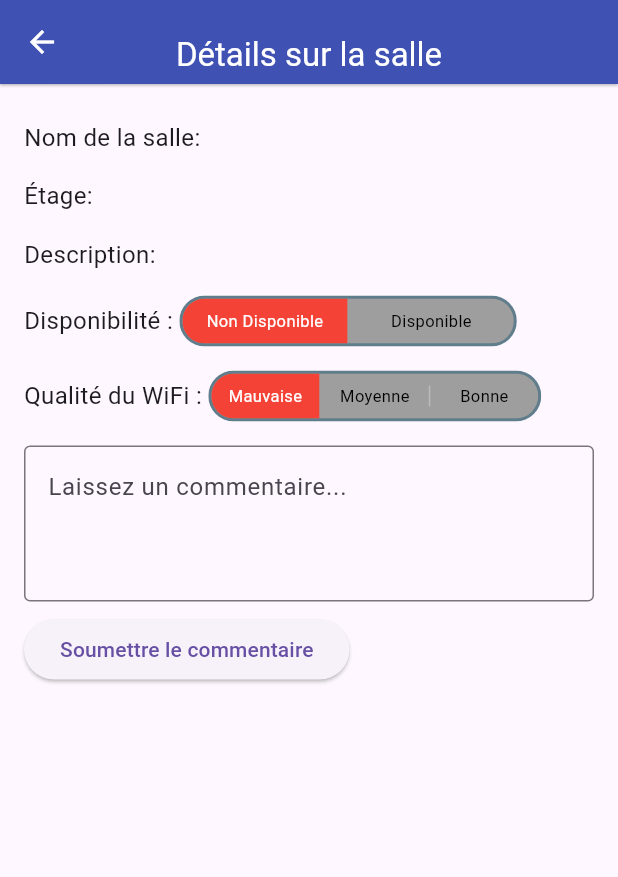
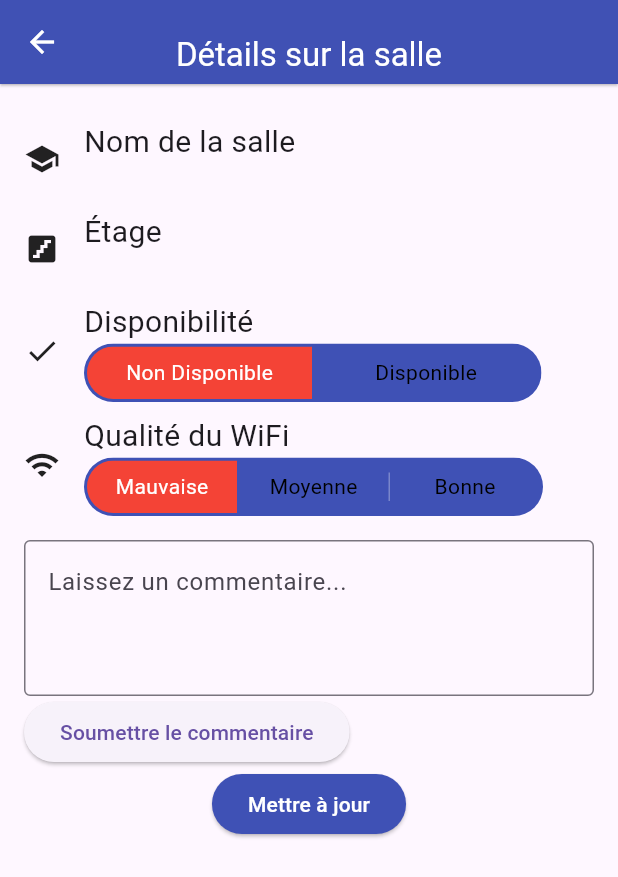
Before and after one commit to Lana487/projet_flutter, a Flutter app: the SalleDetailPage screen opened directly with empty values, on a phone screen of 412 x 824 dp. Shown: the top 877 px of the screen. Run offline on Flutter 3.47's test engine with Material 3 defaults, Android fonts, the phone set to English and light mode, and no system bars; drawn by our look-alikes of toggle_switch; our stand-ins replace cloud_firestore, firebase_core, gap; accounts and stored records are empty.

Commit message:
MAJ Totale

```diff
--- a/lib/models/etage_salle.dart
+++ b/lib/models/etage_salle.dart
@@ -4,13 +4,14 @@ import 'package:flutter_appchat/models/salle.dart';
 class Etage {
    String nom;
    List<Salle> salles;
+   String image;
 
-  Etage({required this.nom, required this.salles});
+  Etage({required this.nom, required this.salles, required this.image});
 
 
 factory Etage.fromFireStore(DocumentSnapshot doc){
   Map <String, dynamic> data= doc.data() as  Map <String, dynamic>;
-  return Etage(nom:data['nom_etage'], salles: []) ;
+  return Etage(nom:data['nom_etage'], salles: [], image:data['image']) ;
 
   }
 
--- a/lib/models/salle.dart
+++ b/lib/models/salle.dart
@@ -19,7 +19,7 @@ class Salle {
 
   factory Salle.fromFireStore(DocumentSnapshot doc){
   Map <String, dynamic> data= doc.data() as  Map <String, dynamic>;
-  return Salle(id: doc.id, nom:data['nom_salle'], description: data['description'], disponibilite: data['disponibilite'], qualiteWifi: data['qualite_wifi']) ;
+  return Salle(id: data['id_salle'], nom:data['nom_salle'], description: data['description'], disponibilite: data['disponibilite'], qualiteWifi: data['qualite_wifi']) ;
   }
 
   Map<String,dynamic>toJson(){
--- a/lib/vues/salle_detail_page.dart
+++ b/lib/vues/salle_detail_page.dart
@@ -1,38 +1,57 @@
 import 'package:flutter/material.dart';
 import 'package:flutter_appchat/services/database.dart';
 import 'package:flutter_appchat/widgets/boite_dialogue.dart';
+import 'package:gap/gap.dart';
+import 'package:cloud_firestore/cloud_firestore.dart';
 import '../models/salle.dart';
 import 'package:toggle_switch/toggle_switch.dart';
+import '../widgets/detail_tuile.dart';
 
 class SalleDetailPage extends StatefulWidget {
   final Salle salle;
   final String nomEtage;
 
-  const SalleDetailPage({super.key, required this.salle,required this.nomEtage});
+  const SalleDetailPage({super.key, required this.salle, required this.nomEtage});
 
   @override
   SalleDetailPageState createState() => SalleDetailPageState();
 }
 
-DatabaseService dbs= DatabaseService();
+DatabaseService dbs = DatabaseService();
 
 class SalleDetailPageState extends State<SalleDetailPage> {
   final TextEditingController _commentController = TextEditingController();
+  int _indiceDispo = 0;
+  int _indiceWifi = 0;
 
+  @override
+  void initState() {
+    super.initState();
+    _indiceWifi = widget.salle.qualiteWifi == "Moyenne" ? 1 : (widget.salle.qualiteWifi == "Bonne" ? 2 : 0);
+    _indiceDispo = widget.salle.disponibilite ? 1 : 0;
+  }
+
+  Future<void> _updateSalleData() async {
+    String qualiteWifi;
+    if (_indiceWifi == 0) {
+      qualiteWifi = "Mauvaise";
+    } else if (_indiceWifi == 1) {
+      qualiteWifi = "Moyenne";
+    } else {
+      qualiteWifi = "Bonne";
+    }
+
+    bool disponibilite = _indiceDispo == 1;
+
+    try {
+      await dbs.updateSalle(widget.salle.id, disponibilite, qualiteWifi);
+    } catch (e) {
+      print('Error updating salle data: $e');
+    }
+  }
 
   @override
   Widget build(BuildContext context) {
-    int indiceWifi = 0;
-    if (widget.salle.qualiteWifi == "Moyenne"){
-      indiceWifi = 1;
-    }else if (widget.salle.qualiteWifi == "Bonne"){
-      indiceWifi = 2;
-    }
-    int indiceDispo = 0;
-    if (widget.salle.disponibilite){
-      indiceDispo = 1;
-    }
-
     return Scaffold(
       appBar: AppBar(
         title: Column(
@@ -40,16 +59,18 @@ class SalleDetailPageState extends State<SalleDetailPage> {
           children: [
             Text(
               widget.salle.nom,
-              //widget.salle.qualiteWifi,
               style: const TextStyle(
-                fontSize: 14.0, fontStyle: FontStyle.italic, color: Colors.white,
+                fontSize: 14.0,
+                fontStyle: FontStyle.italic,
+                color: Colors.white,
               ),
               textAlign: TextAlign.center,
             ),
             const Text(
               'Détails sur la salle',
               style: TextStyle(
-                fontSize: 22.0, color: Colors.white,
+                fontSize: 22.0,
+                color: Colors.white,
               ),
               textAlign: TextAlign.center,
             ),
@@ -59,7 +80,9 @@ class SalleDetailPageState extends State<SalleDetailPage> {
         shadowColor: Colors.black,
         centerTitle: true,
         backgroundColor: Colors.indigo,
-        iconTheme: const IconThemeData(color: Colors.white),
+        iconTheme: const IconThemeData(
+          color: Colors.white,
+        ),
       ),
       body: SingleChildScrollView(
         child: Padding(
@@ -67,80 +90,85 @@ class SalleDetailPageState extends State<SalleDetailPage> {
           child: Column(
             crossAxisAlignment: CrossAxisAlignment.start,
             children: [
-              // Ici, ajoutez une redirection ou un bouton pour les salles disponibles si nécessaire
-              Padding(
-                padding: const EdgeInsets.symmetric(vertical: 8.0),
-                child: Text("Nom de la salle: ${widget.salle.nom}",
-                    style: const TextStyle(fontSize: 16)),
+              const Gap(8.0),
+              DetailTuile(
+                titre: "Nom de la salle",
+                sousTitre: widget.salle.nom,
+                icon: Icons.school,
               ),
-              Padding(
-                padding: const EdgeInsets.symmetric(vertical: 8.0),
-                child: Text("Étage: ${widget.nomEtage}",
-                    style: const TextStyle(fontSize: 16)),
+              const Gap(8.0),
+              DetailTuile(
+                titre: "Étage",
+                sousTitre: widget.nomEtage,
+                icon: Icons.stairs,
               ),
-              Padding(
-                padding: const EdgeInsets.symmetric(vertical: 8.0),
-                child: Text("Description: ${widget.salle.description}",
-                    style: const TextStyle(fontSize: 16)),
+              if (widget.salle.description.isNotEmpty) ...[
+                const Gap(8.0),
+                DetailTuile(
+                  titre: "Description",
+                  sousTitre: widget.salle.description,
+                  icon: Icons.list,
                 ),
-              Padding(
-                padding: const EdgeInsets.symmetric(vertical: 8.0),
-                child: Row(
-                  children: [
-                    const Text("Disponibilité : ",
-                        style: TextStyle(fontSize: 16)),
-                    ToggleSwitch(
-                      minWidth: 110.0,
-                      minHeight: 30.0,
-                      initialLabelIndex: indiceDispo,
+              ],
+              const Gap(8.0),
+              DetailTuile(
+                titre: "Disponibilité",
+                icon: Icons.check,
+                select: ToggleSwitch(
+                  minWidth: 150.0,
+                  minHeight: 35.0,
+                  initialLabelIndex: _indiceDispo,
                   cornerRadius: 20.0,
                   activeFgColor: Colors.white,
-                      inactiveBgColor: Colors.grey,
+                  inactiveBgColor: Colors.transparent,
                   inactiveFgColor: Colors.black,
                   totalSwitches: 2,
                   borderWidth: 2.0,
-                      borderColor: const [Colors.blueGrey],
+                  borderColor: const [Colors.indigo],
                   activeBgColors: const [
                     [Colors.red],
                     [Colors.green]
                   ],
-                      labels: const ['Non Disponible','Disponible'],
-                      fontSize: 11,
-                    ),
-                  ],
+                  labels: const ['Non Disponible', 'Disponible'],
+                  fontSize: 14,
+                  onToggle: (index) {
+                    setState(() {
+                      _indiceDispo = index!;
+                    });
+                  },
                 ),
               ),
-              Padding(
-                padding: const EdgeInsets.symmetric(vertical: 8.0),
-                child: Row(
-                  children: [
-                    const Text("Qualité du WiFi : ",
-                        style: TextStyle(fontSize: 16)),
-                    ToggleSwitch(
-                      minWidth: 72.0,
-                      minHeight: 30.0,
-                      initialLabelIndex: indiceWifi,
+              const Gap(8.0),
+              DetailTuile(
+                titre: "Qualité du WiFi",
+                icon: Icons.wifi,
+                select: ToggleSwitch(
+                  minWidth: 100.0,
+                  minHeight: 35.0,
+                  initialLabelIndex: _indiceWifi,
                   cornerRadius: 20.0,
                   activeFgColor: Colors.white,
-                      inactiveBgColor: Colors.grey,
+                  inactiveBgColor: Colors.transparent,
                   inactiveFgColor: Colors.black,
                   totalSwitches: 3,
                   borderWidth: 2.0,
-                      borderColor: const [Colors.blueGrey],
+                  borderColor: const [Colors.indigo],
                   activeBgColors: const [
                     [Colors.red],
                     [Colors.orange],
                     [Colors.green]
                   ],
-                      labels: const ['Mauvaise','Moyenne','Bonne'],
-                      fontSize: 11,
-                    ),
-                  ],
+                  labels: const ['Mauvaise', 'Moyenne', 'Bonne'],
+                  fontSize: 14,
+                  onToggle: (index) {
+                    setState(() {
+                      _indiceWifi = index!;
+                    });
+                  },
                 ),
               ),
-              Padding(
-                padding: const EdgeInsets.symmetric(vertical: 8.0),
-                child: TextField(
+              const Gap(16.0),
+              TextField(
                 controller: _commentController,
                 decoration: const InputDecoration(
                   border: OutlineInputBorder(),
@@ -148,11 +176,11 @@ class SalleDetailPageState extends State<SalleDetailPage> {
                 ),
                 maxLines: 3,
               ),
-              ),
               ElevatedButton(
                 onPressed: () {
-                  if(_commentController.text.isNotEmpty){
-                    dbs.ajoutCommentaire(widget.salle.id, _commentController.text).then((value) {
+                  if (_commentController.text.isNotEmpty) {
+                    dbs.ajoutCommentaire(widget.salle.id, _commentController.text).then(
+                          (value) {
                         showDialog(
                           context: context,
                           builder: (BuildContext context) {
@@ -163,12 +191,32 @@ class SalleDetailPageState extends State<SalleDetailPage> {
                           },
                         );
                         _commentController.clear();
-                    }).catchError((onError){
-
+                      },
+                    ).catchError((onError) {
+                      showDialog(
+                        context: context,
+                        builder: (BuildContext context) {
+                          return BoiteDialogue(
+                            titre: "Erreur",
+                            message: "Une erreur s'est produite lors de l'ajout du commentaire.",
+                          );
+                        },
+                      );
                     });
                   }
                 },
                 child: const Text("Soumettre le commentaire"),
+              ),
+              Align(
+                alignment: Alignment.center,
+                child: ElevatedButton(
+                  onPressed: _updateSalleData,
+                  style: ElevatedButton.styleFrom(
+                    backgroundColor: Colors.indigo,
+                    foregroundColor: Colors.white,
+                  ),
+                  child: const Text("Mettre à jour"),
+                ),
               ),
             ],
           ),
--- /dev/null
+++ b/lib/widgets/detail_tuile.dart
@@ -0,0 +1,42 @@
+import 'package:flutter/material.dart';
+import 'package:gap/gap.dart';
+
+class DetailTuile extends StatelessWidget {
+  const DetailTuile({
+    super.key,
+    required this.titre,
+    this.sousTitre,
+    required this.icon,
+    this.select,
+  });
+
+  final String titre;
+  final String? sousTitre;
+  final Widget? select;
+  final IconData icon;
+
+  @override
+  Widget build(BuildContext context) {
+    return Row(
+      children: [
+        Icon(icon),
+        const Gap(16.0),
+        Column(
+          crossAxisAlignment: CrossAxisAlignment.start,
+          children: [
+            Text(
+              titre,
+              style: const TextStyle(fontSize: 20),
+            ),
+            if (sousTitre != null)
+              Text(
+                sousTitre!,
+                style: const TextStyle(fontSize: 16),
+              ),
+            if (select != null) select!,
+          ],
+        ),
+      ],
+    );
+  }
+}
--- a/pubspec.yaml
+++ b/pubspec.yaml
@@ -38,6 +38,7 @@ dependencies:
   toggle_switch: ^2.3.0
   cloud_firestore: ^4.15.8
   firebase_core: ^2.27.0
+  gap: ^3.0.1
 
 dev_dependencies:
   flutter_test:
```
Also changed, not shown: lib/main.dart (+2 -89 lines), lib/services/database.dart (+50 -36 lines), lib/vues/choix_salle_page.dart (+11 -23 lines), lib/vues/menu.dart (added, +55 -0 lines), lib/widgets/etage_tuile.dart (added, +64 -0 lines), lib/widgets/salle_tuile.dart (added, +61 -0 lines), images/Foyer.png (added), images/Hall d'entrée.png (added), images/Salle 100.png (added), images/Salle 200.png (added), images/Salle 300.png (added), images/Scolarité.png (added), pubspec.lock, 2 other files. Lines whose indentation alone changed are shown as unchanged.
